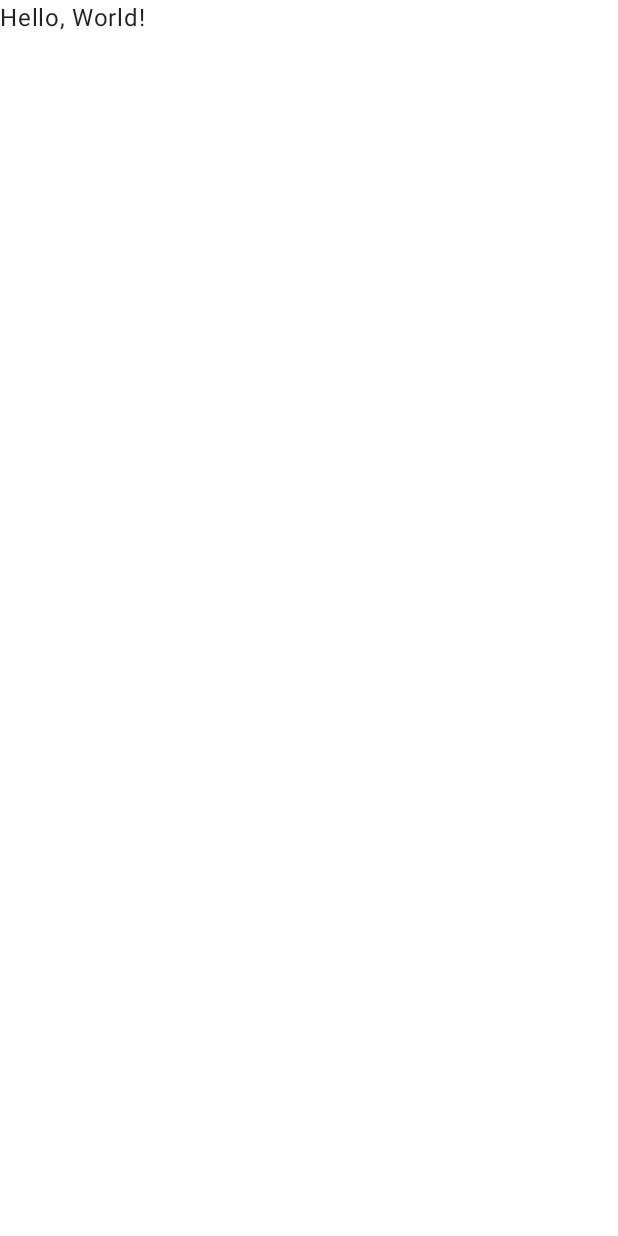
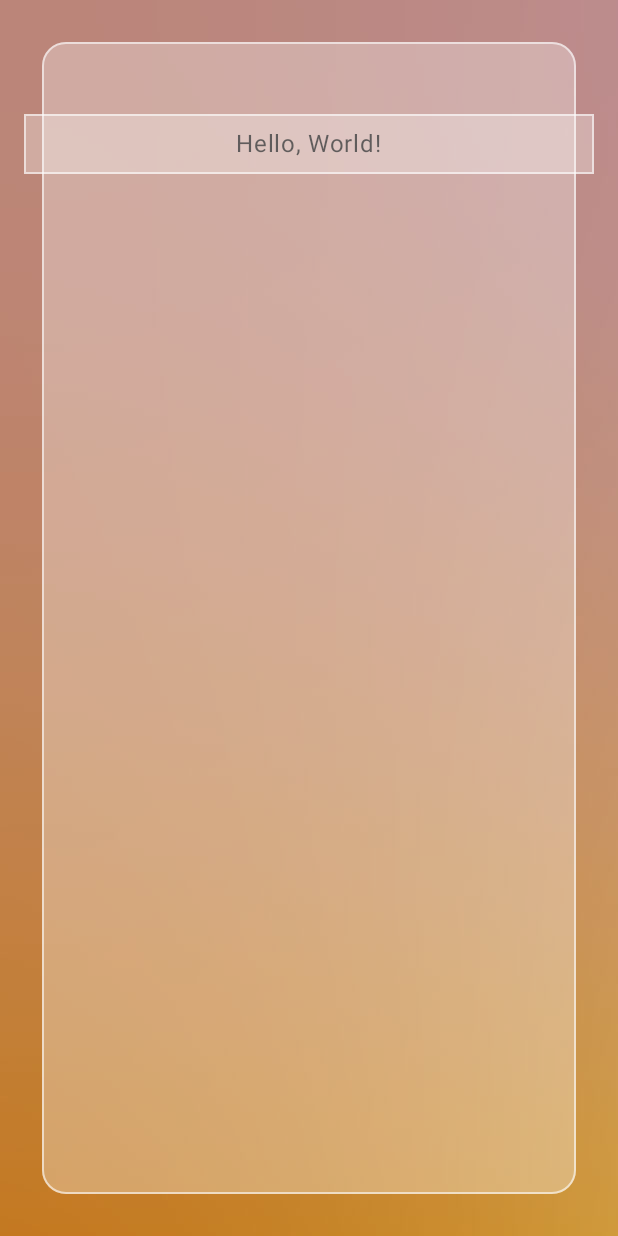
Before and after one commit to raag/Pomodoro_raag, an Android app built with Jetpack Compose: the screen it shows after launch (MainActivity), on a phone screen of 412 x 824 dp. Before the commit the screen is almost empty. Run offline under Robolectric (Android 15) with nearby library versions, the phone set to English and light mode, and no system bars; our stand-ins replace Dagger/Hilt's generated code.

Commit message:
background

```diff
--- /dev/null
+++ b/app/src/main/java/com/raagpc/pomodororaag/presentation/home/GlassContainer.kt
@@ -0,0 +1,62 @@
+package com.raagpc.pomodororaag.presentation.home
+
+import androidx.compose.foundation.background
+import androidx.compose.foundation.border
+import androidx.compose.foundation.layout.Box
+import androidx.compose.foundation.layout.fillMaxSize
+import androidx.compose.foundation.layout.padding
+import androidx.compose.foundation.shape.RoundedCornerShape
+import androidx.compose.material.Surface
+import androidx.compose.runtime.Composable
+import androidx.compose.ui.Modifier
+import androidx.compose.ui.draw.clip
+import androidx.compose.ui.graphics.Color
+import androidx.compose.ui.tooling.preview.Preview
+import androidx.compose.ui.unit.dp
+import com.raagpc.pomodororaag.presentation.shared.PomodoroBackground
+import com.raagpc.pomodororaag.theme.PomodoroRaagTheme
+
+@Composable
+fun GlassContainer(modifier: Modifier = Modifier, content: @Composable () -> Unit) {
+        Box(
+            modifier = modifier
+                .padding(28.dp)
+                .border(1.dp, Color.White.copy(alpha = 0.6f), RoundedCornerShape(16.dp))
+                .clip(RoundedCornerShape(16.dp))
+                .background(Color.White.copy(alpha = 0.3f)),
+
+
+        ) {
+            content()
+        }
+
+}
+
+// Previews
+@Preview("Glass Container Dark", showBackground = true, widthDp = 360, heightDp = 640)
+@Composable
+fun GlassContainerLightPreview() {
+    PomodoroRaagTheme {
+        Surface {
+            PomodoroBackground(isLightTheme = false, modifier = Modifier.fillMaxSize()) {
+                GlassContainer(modifier = Modifier.fillMaxSize()) {
+                    // Content
+                }
+            }
+        }
+    }
+}
+
+@Preview("Glass Container Light", showBackground = true, widthDp = 360, heightDp = 640)
+@Composable
+fun GlassContainerDarkPreview() {
+    PomodoroRaagTheme(darkTheme = true) {
+        Surface {
+            PomodoroBackground(isLightTheme = true, modifier = Modifier.fillMaxSize()) {
+                GlassContainer(modifier = Modifier.fillMaxSize()) {
+                    // Content
+                }
+            }
+        }
+    }
+}
--- a/app/src/main/java/com/raagpc/pomodororaag/presentation/home/HomeScreen.kt
+++ b/app/src/main/java/com/raagpc/pomodororaag/presentation/home/HomeScreen.kt
@@ -1,17 +1,50 @@
 package com.raagpc.pomodororaag.presentation.home
 
+import androidx.compose.foundation.background
+import androidx.compose.foundation.border
+import androidx.compose.foundation.layout.Box
 import androidx.compose.foundation.layout.fillMaxSize
+import androidx.compose.foundation.layout.fillMaxWidth
+import androidx.compose.foundation.layout.offset
+import androidx.compose.foundation.layout.padding
+import androidx.compose.material.MaterialTheme
 import androidx.compose.material.Surface
 import androidx.compose.material.Text
 import androidx.compose.runtime.Composable
 import androidx.compose.ui.Modifier
+import androidx.compose.ui.graphics.Color
 import androidx.compose.ui.tooling.preview.Preview
+import androidx.compose.ui.unit.dp
+import com.raagpc.pomodororaag.presentation.shared.PomodoroBackground
 import com.raagpc.pomodororaag.theme.PomodoroRaagTheme
 
 @Composable
 fun HomeScreen() {
-    Surface(modifier = Modifier.fillMaxSize()) {
-        Text("Hello, World!")
+    Surface(
+        modifier = Modifier
+            .fillMaxSize()
+    ) {
+        PomodoroBackground(
+            isLightTheme = MaterialTheme.colors.isLight,
+            modifier = Modifier.fillMaxSize()
+        ) {
+            Box(
+                Modifier
+                    .offset(y = 60.dp)
+                    .fillMaxWidth()
+                    .padding(16.dp)
+                    .border(1.dp, Color.White.copy(alpha = 0.6f))
+                    .background(Color.White.copy(alpha = 0.3f))
+                    .padding(8.dp),
+                contentAlignment = androidx.compose.ui.Alignment.Center
+            ) {
+                Text(text = "Hello, World!")
+            }
+
+            GlassContainer(modifier = Modifier.fillMaxSize()) {
+
+            }
+        }
     }
 }
 
--- /dev/null
+++ b/app/src/main/java/com/raagpc/pomodororaag/presentation/shared/PomodoroBackground.kt
@@ -0,0 +1,82 @@
+package com.raagpc.pomodororaag.presentation.shared
+
+import androidx.compose.foundation.background
+import androidx.compose.foundation.layout.Box
+import androidx.compose.foundation.layout.fillMaxSize
+import androidx.compose.runtime.Composable
+import androidx.compose.ui.Modifier
+import androidx.compose.ui.graphics.ImageBitmap
+import androidx.compose.ui.graphics.ImageShader
+import androidx.compose.ui.graphics.ShaderBrush
+import androidx.compose.ui.res.imageResource
+import androidx.compose.ui.tooling.preview.Preview
+import com.raagpc.pomodororaag.R
+import com.raagpc.pomodororaag.theme.PomodoroRaagTheme
+
+
+@Composable
+fun PomodoroBackground(working: Boolean = true, isLightTheme: Boolean, modifier: Modifier, content: @Composable () -> Unit) {
+    val backgroundImage = if (isLightTheme) {
+        if (working) {
+            R.mipmap.bg_1_light
+        } else {
+            R.mipmap.bg_2_light
+        }
+    } else {
+        if (working) {
+            R.mipmap.bg_1_dark
+        } else {
+            R.mipmap.bg_2_dark
+        }
+    }
+    val backgroundBrush =
+        ShaderBrush(ImageShader(ImageBitmap.imageResource(id = backgroundImage)))
+
+    Box(modifier = modifier
+        .background(backgroundBrush)) {
+        content()
+    }
+}
+
+
+// Previews
+@Preview("Background working Dark", showBackground = true, widthDp = 360, heightDp = 640)
+@Composable
+fun BackgroundPreview() {
+    PomodoroRaagTheme(darkTheme = true) {
+        PomodoroBackground(isLightTheme = false, modifier = Modifier.fillMaxSize()) {
+            // Content
+        }
+    }
+}
+
+@Preview("Background working Light", showBackground = true, widthDp = 360, heightDp = 640)
+@Composable
+fun BackgroundPreviewDark() {
+    PomodoroRaagTheme(darkTheme = false) {
+        PomodoroBackground(isLightTheme = true, modifier = Modifier.fillMaxSize()) {
+            // Content
+        }
+    }
+}
+
+
+@Preview("Background resting Dark", showBackground = true, widthDp = 360, heightDp = 640)
+@Composable
+fun BackgroundRestingPreview() {
+    PomodoroRaagTheme(darkTheme = true) {
+        PomodoroBackground(working = false, isLightTheme = false, modifier = Modifier.fillMaxSize()) {
+            // Content
+        }
+    }
+}
+
+@Preview("Background resting Light", showBackground = true, widthDp = 360, heightDp = 640)
+@Composable
+fun BackgroundRestingPreviewDark() {
+    PomodoroRaagTheme(darkTheme = false) {
+        PomodoroBackground(working = false, isLightTheme = true, modifier = Modifier.fillMaxSize()) {
+            // Content
+        }
+    }
+}
```
Also changed, not shown: app/src/main/res/mipmap-hdpi/bg_1_dark.jpg (added), app/src/main/res/mipmap-hdpi/bg_1_light.jpg (added), app/src/main/res/mipmap-hdpi/bg_2_dark.jpg (added), app/src/main/res/mipmap-hdpi/bg_2_light.jpg (added).
